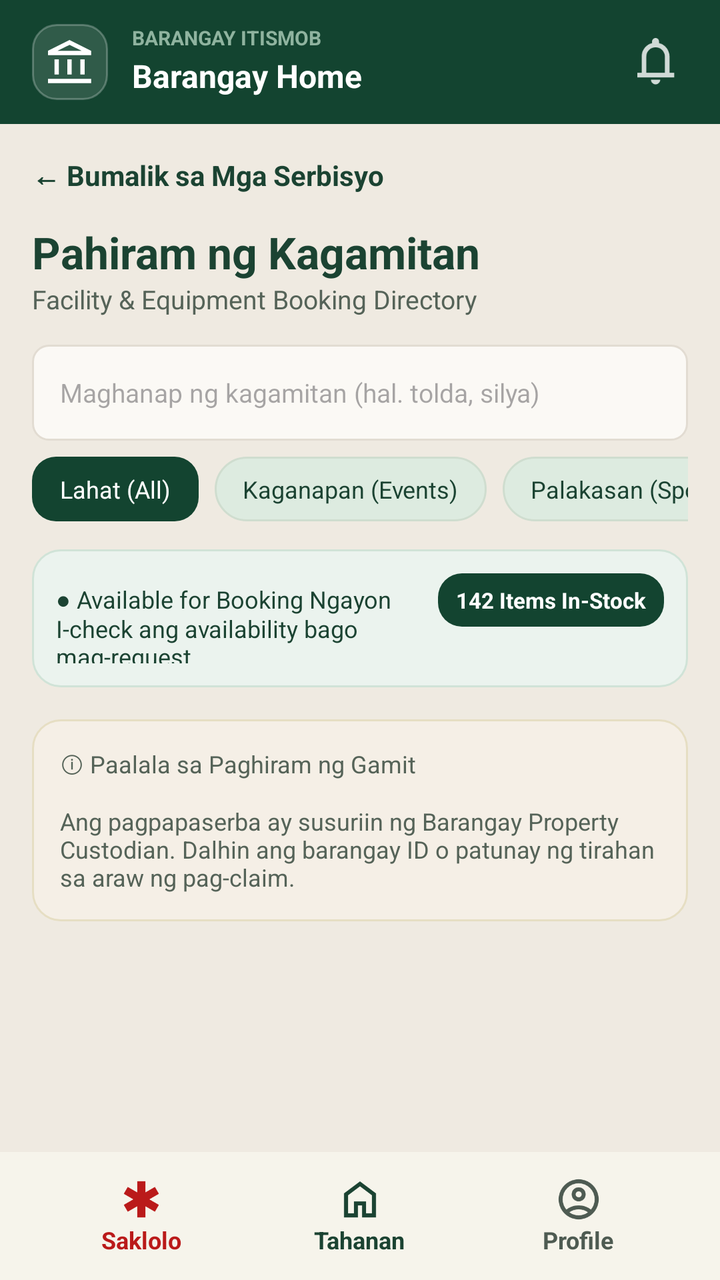
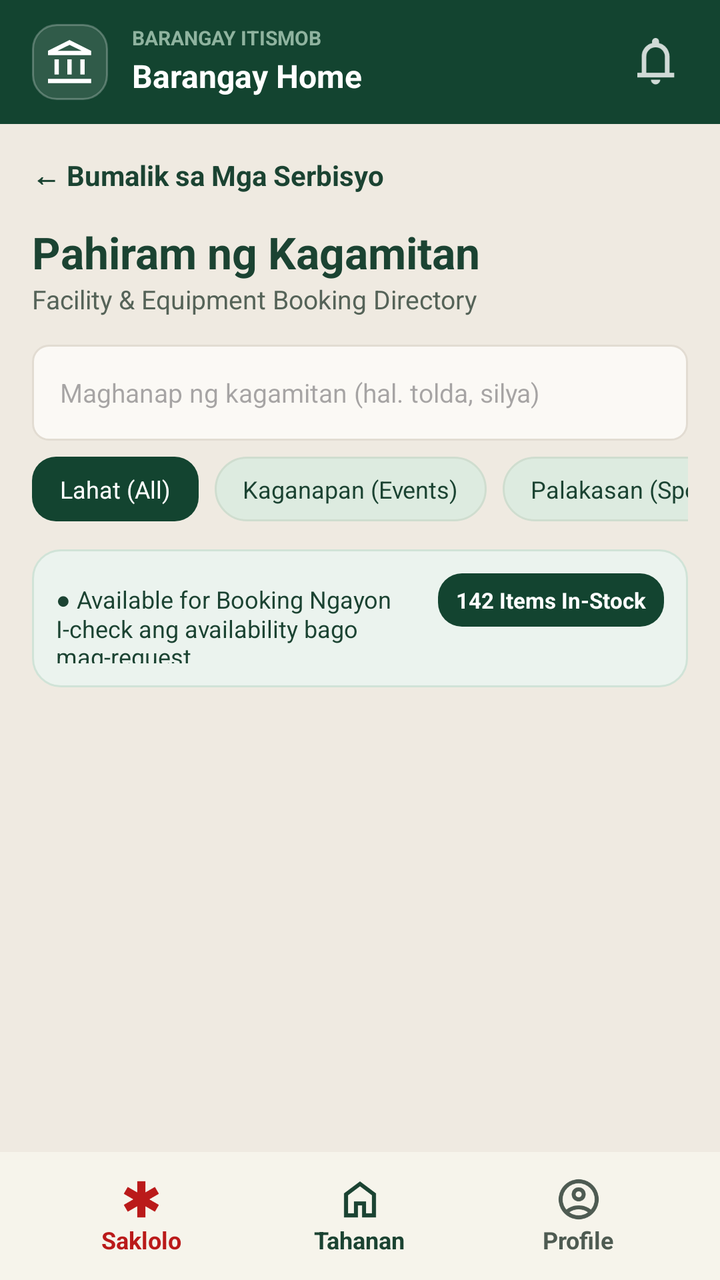

Before-and-after screenshots of an Android layout around one commit, followed by the original layout XML and the change that was made.
<!-- AndroidManifest.xml: application theme Theme.KaBarangay -->
<!-- res/layout/activity_equipment_booking.xml -->
<?xml version="1.0" encoding="utf-8"?>
<androidx.constraintlayout.widget.ConstraintLayout xmlns:android="http://schemas.android.com/apk/res/android"
    xmlns:app="http://schemas.android.com/apk/res-auto"
    xmlns:tools="http://schemas.android.com/tools"
    android:id="@+id/main"
    android:layout_width="match_parent"
    android:layout_height="match_parent"
    android:background="@color/bg_main"
    tools:context=".activities.EquipmentBookingActivity">

    <include
        android:id="@+id/topBarComponent"
        layout="@layout/layout_top_bar"
        android:layout_width="match_parent"
        android:layout_height="wrap_content"
        app:layout_constraintTop_toTopOf="parent" />

    <androidx.core.widget.NestedScrollView
        android:layout_width="match_parent"
        android:layout_height="0dp"
        app:layout_constraintBottom_toTopOf="@id/bottomNav"
        app:layout_constraintTop_toBottomOf="@id/topBarComponent">

        <LinearLayout
            android:layout_width="match_parent"
            android:layout_height="wrap_content"
            android:orientation="vertical"
            android:padding="16dp">

            <TextView
                android:id="@+id/btnBackToServices"
                android:layout_width="wrap_content"
                android:layout_height="wrap_content"
                android:text="← Bumalik sa Mga Serbisyo"
                android:textColor="@color/nav_green_active"
                android:textSize="14sp"
                android:textStyle="bold" />

            <TextView
                android:layout_width="wrap_content"
                android:layout_height="wrap_content"
                android:layout_marginTop="14dp"
                android:text="Pahiram ng Kagamitan"
                android:textColor="@color/nav_green_active"
                android:textSize="22sp"
                android:textStyle="bold" />

            <TextView
                android:layout_width="wrap_content"
                android:layout_height="wrap_content"
                android:text="Facility &amp; Equipment Booking Directory"
                android:textColor="@color/text_gray_green"
                android:textSize="13sp" />

            <EditText
                android:id="@+id/etEquipmentSearch"
                android:layout_width="match_parent"
                android:layout_height="48dp"
                android:layout_marginTop="14dp"
                android:background="@drawable/bg_input_field"
                android:hint="Maghanap ng kagamitan (hal. tolda, silya)"
                android:paddingHorizontal="14dp"
                android:singleLine="true"
                android:textSize="13sp" />

            <HorizontalScrollView
                android:layout_width="match_parent"
                android:layout_height="wrap_content"
                android:layout_marginTop="8dp"
                android:scrollbars="none">

                <LinearLayout
                    android:layout_width="wrap_content"
                    android:layout_height="wrap_content"
                    android:orientation="horizontal">

                    <TextView
                        android:id="@+id/chipAll"
                        android:layout_width="wrap_content"
                        android:layout_height="wrap_content"
                        android:background="@drawable/bg_button_primary"
                        android:paddingHorizontal="14dp"
                        android:paddingVertical="8dp"
                        android:text="Lahat (All)"
                        android:textColor="@color/white"
                        android:textSize="12sp" />

                    <TextView
                        android:id="@+id/chipEvents"
                        android:layout_width="wrap_content"
                        android:layout_height="wrap_content"
                        android:layout_marginStart="8dp"
                        android:background="@drawable/bg_chip"
                        android:paddingHorizontal="14dp"
                        android:paddingVertical="8dp"
                        android:text="Kaganapan (Events)"
                        android:textColor="@color/nav_green_active"
                        android:textSize="12sp" />

                    <TextView
                        android:id="@+id/chipSports"
                        android:layout_width="wrap_content"
                        android:layout_height="wrap_content"
                        android:layout_marginStart="8dp"
                        android:background="@drawable/bg_chip"
                        android:paddingHorizontal="14dp"
                        android:paddingVertical="8dp"
                        android:text="Palakasan (Sports)"
                        android:textColor="@color/nav_green_active"
                        android:textSize="12sp" />
                </LinearLayout>
            </HorizontalScrollView>

            <LinearLayout
                android:layout_width="match_parent"
                android:layout_height="wrap_content"
                android:layout_marginTop="14dp"
                android:background="@drawable/bg_rounded_card_green"
                android:orientation="horizontal"
                android:padding="12dp">

                <TextView
                    android:layout_width="0dp"
                    android:layout_height="wrap_content"
                    android:layout_weight="1"
                    android:text="● Available for Booking Ngayon\nI-check ang availability bago mag-request"
                    android:textColor="@color/nav_green_active"
                    android:textSize="12sp" />

                <TextView
                    android:layout_width="wrap_content"
                    android:layout_height="wrap_content"
                    android:background="@drawable/bg_button_primary"
                    android:paddingHorizontal="9dp"
                    android:paddingVertical="6dp"
                    android:text="142 Items In-Stock"
                    android:textColor="@color/white"
                    android:textSize="11sp"
                    android:textStyle="bold" />
            </LinearLayout>

            <androidx.recyclerview.widget.RecyclerView
                android:id="@+id/rvEquipment"
                android:layout_width="match_parent"
                android:layout_height="wrap_content"
                android:layout_marginTop="12dp"
                android:nestedScrollingEnabled="false" />

            <TextView
                android:layout_width="match_parent"
                android:layout_height="wrap_content"
                android:layout_marginTop="4dp"
                android:background="@drawable/bg_rounded_card_beige"
                android:padding="14dp"
                android:text="ⓘ Paalala sa Paghiram ng Gamit\n\nAng pagpapaserba ay susuriin ng Barangay Property Custodian. Dalhin ang barangay ID o patunay ng tirahan sa araw ng pag-claim."
                android:textColor="@color/text_gray_green"
                android:textSize="12sp" />
        </LinearLayout>
    </androidx.core.widget.NestedScrollView>

    <include
        android:id="@+id/bottomNav"
        layout="@layout/layout_bottom_navigation"
        android:layout_width="match_parent"
        android:layout_height="64dp"
        app:layout_constraintBottom_toBottomOf="parent" />

</androidx.constraintlayout.widget.ConstraintLayout>
<!-- res/layout/layout_top_bar.xml (included above) -->
<?xml version="1.0" encoding="utf-8"?>
<androidx.constraintlayout.widget.ConstraintLayout xmlns:android="http://schemas.android.com/apk/res/android"
    xmlns:app="http://schemas.android.com/apk/res-auto"
    android:id="@+id/layoutTopBar"
    android:layout_width="match_parent"
    android:layout_height="wrap_content"
    android:background="#134430"
    android:paddingHorizontal="16dp"
    android:paddingVertical="12dp">

    
    <FrameLayout
        android:id="@+id/logoFrame"
        android:layout_width="38dp"
        android:layout_height="38dp"
        android:background="@drawable/bg_rounded_icon_dark"
        app:layout_constraintBottom_toBottomOf="parent"
        app:layout_constraintStart_toStartOf="parent"
        app:layout_constraintTop_toTopOf="parent">

        <ImageView
            android:layout_width="22dp"
            android:layout_height="22dp"
            android:layout_gravity="center"
            android:contentDescription="Barangay Logo"
            android:src="@drawable/icon_brgy"
            app:tint="@color/white" />
    </FrameLayout>

    
    <TextView
        android:id="@+id/tvBarangayName"
        android:layout_width="0dp"
        android:layout_height="wrap_content"
        android:layout_marginStart="12dp"
        android:layout_marginEnd="8dp"
        android:text="BARANGAY ITISMOB"
        android:textColor="#8FB39F"
        android:textSize="10sp"
        android:textStyle="bold"
        app:layout_constraintEnd_toStartOf="@+id/btnNotification"
        app:layout_constraintStart_toEndOf="@+id/logoFrame"
        app:layout_constraintTop_toTopOf="@+id/logoFrame" />

    
    <TextView
        android:id="@+id/tvBarangayHome"
        android:layout_width="0dp"
        android:layout_height="wrap_content"
        android:layout_marginEnd="8dp"
        android:text="Barangay Home"
        android:textColor="@color/white"
        android:textSize="16sp"
        android:textStyle="bold"
        app:layout_constraintBottom_toBottomOf="@+id/logoFrame"
        app:layout_constraintEnd_toStartOf="@+id/btnNotification"
        app:layout_constraintStart_toStartOf="@+id/tvBarangayName"
        app:layout_constraintTop_toBottomOf="@+id/tvBarangayName" />

    
    <ImageView
        android:id="@+id/btnNotification"
        android:layout_width="32dp"
        android:layout_height="32dp"
        android:background="?attr/selectableItemBackgroundBorderless"
        android:contentDescription="Notifications"
        android:padding="4dp"
        android:src="@drawable/ic_notifications"
        app:layout_constraintBottom_toBottomOf="parent"
        app:layout_constraintEnd_toEndOf="parent"
        app:layout_constraintTop_toTopOf="parent"
        app:tint="@color/white" />

</androidx.constraintlayout.widget.ConstraintLayout>
<!-- res/layout/layout_bottom_navigation.xml (included above) -->
<?xml version="1.0" encoding="utf-8"?>
<LinearLayout xmlns:android="http://schemas.android.com/apk/res/android"
    xmlns:app="http://schemas.android.com/apk/res-auto"
    android:id="@+id/bottomNavigation"
    android:layout_width="match_parent"
    android:layout_height="64dp"
    android:background="@color/cream"
    android:orientation="horizontal"
    android:paddingStart="16dp"
    android:paddingEnd="16dp"
    android:gravity="center_vertical">

    
    <LinearLayout
        android:id="@+id/navSaklolo"
        android:layout_width="0dp"
        android:layout_height="match_parent"
        android:layout_weight="1"
        android:gravity="center"
        android:clickable="true"
        android:focusable="true"
        android:orientation="vertical">

        <ImageView
            android:id="@+id/ivSakloloIcon"
            android:layout_width="24dp"
            android:layout_height="24dp"
            android:src="@drawable/ic_asterisk"
            app:tint="@color/emergency_red" />

        <TextView
            android:id="@+id/tvSakloloText"
            android:layout_width="wrap_content"
            android:layout_height="wrap_content"
            android:text="Saklolo"
            android:textColor="@color/emergency_red"
            android:textSize="12sp"
            android:textStyle="bold" />
    </LinearLayout>

    
    <LinearLayout
        android:id="@+id/navTahanan"
        android:layout_width="0dp"
        android:layout_height="match_parent"
        android:layout_weight="1"
        android:gravity="center"
        android:clickable="true"
        android:focusable="true"
        android:orientation="vertical">

        <ImageView
            android:id="@+id/ivTahananIcon"
            android:layout_width="24dp"
            android:layout_height="24dp"
            android:src="@drawable/ic_home"
            app:tint="@color/nav_green_active" />

        <TextView
            android:id="@+id/tvTahananText"
            android:layout_width="wrap_content"
            android:layout_height="wrap_content"
            android:text="Tahanan"
            android:textColor="@color/nav_green_active"
            android:textSize="12sp"
            android:textStyle="bold" />
    </LinearLayout>

    
    <LinearLayout
        android:id="@+id/navProfile"
        android:layout_width="0dp"
        android:layout_height="match_parent"
        android:layout_weight="1"
        android:gravity="center"
        android:clickable="true"
        android:focusable="true"
        android:orientation="vertical">

        <ImageView
            android:id="@+id/ivProfileIcon"
            android:layout_width="24dp"
            android:layout_height="24dp"
            android:src="@drawable/ic_profile"
            app:tint="@color/nav_green_inactive" />

        <TextView
            android:id="@+id/tvProfileText"
            android:layout_width="wrap_content"
            android:layout_height="wrap_content"
            android:text="Profile"
            android:textColor="@color/nav_green_inactive"
            android:textSize="12sp"
            android:textStyle="bold" />
    </LinearLayout>

</LinearLayout>
<!-- resources referenced by this layout -->
<resources>
  <color name="bg_main">#EFEAE1</color>
  <color name="cream">#F6F4EB</color>
  <color name="emergency_red">#BA1A1A</color>
  <color name="nav_green_active">#1B4332</color>
  <color name="nav_green_inactive">#4E5B52</color>
  <color name="text_gray_green">#556358</color>
  <color name="white">#FFFFFFFF</color>
  <!-- drawable bg_chip (drawable) -->
  <?xml version="1.0" encoding="utf-8"?>
  <shape xmlns:android="http://schemas.android.com/apk/res/android" android:shape="rectangle">
      <solid android:color="@color/itismob_green_light" />
      <stroke android:width="1dp" android:color="#CFDDCF" />
      <corners android:radius="20dp" />
  </shape>
  <!-- drawable bg_input_field (drawable) -->
  <?xml version="1.0" encoding="utf-8"?>
  <shape xmlns:android="http://schemas.android.com/apk/res/android"
      android:shape="rectangle">
      <corners android:radius="8dp" />
      <solid android:color="#FBF9F5" />
      <stroke
          android:width="1dp"
          android:color="#E2DCD2" />
  </shape>
  <!-- drawable bg_rounded_card_beige (drawable) -->
  <?xml version="1.0" encoding="utf-8"?>
  <shape xmlns:android="http://schemas.android.com/apk/res/android"
      android:shape="rectangle">
      <corners android:radius="14dp" />
      <solid android:color="#F5EFE6" />
      <stroke
          android:width="1dp"
          android:color="#E6DEC3" />
  </shape>
  <!-- drawable bg_rounded_card_green (drawable) -->
  <?xml version="1.0" encoding="utf-8"?>
  <shape xmlns:android="http://schemas.android.com/apk/res/android"
      android:shape="rectangle">
      <corners android:radius="14dp" />
      <solid android:color="#EBF3EE" />
      <stroke
          android:width="1dp"
          android:color="#D0E3D7" />
  </shape>
  <!-- drawable bg_rounded_icon_dark (drawable) -->
  <?xml version="1.0" encoding="utf-8"?>
  <shape xmlns:android="http://schemas.android.com/apk/res/android"
      android:shape="rectangle">
  
      
      <solid android:color="#1FFFFFFF" />
  
      
      <stroke
          android:width="1dp"
          android:color="#40FFFFFF" />
  
      
      <corners android:radius="12dp" />
  </shape>
  <!-- drawable ic_asterisk (drawable) -->
  <vector xmlns:android="http://schemas.android.com/apk/res/android" android:height="24dp" android:tint="#000000" android:viewportHeight="24" android:viewportWidth="24" android:width="24dp">
        
      <path android:fillColor="@android:color/white" android:pathData="M20.79,9.23l-2,-3.46l-4.79,2.77l0,-5.54l-4,0l0,5.54l-4.79,-2.77l-2,3.46l4.79,2.77l-4.79,2.77l2,3.46l4.79,-2.77l0,5.54l4,0l0,-5.54l4.79,2.77l2,-3.46l-4.79,-2.77z"/>
      
  </vector>
  <!-- drawable ic_home (drawable) -->
  <vector xmlns:android="http://schemas.android.com/apk/res/android"
      android:width="24dp"
      android:height="24dp"
      android:viewportWidth="24"
      android:viewportHeight="24">
      <path android:fillColor="@android:color/black"
          android:pathData="M6,19H9V13h6v6h3V10L12,5.5L6,10v9ZM4,21V9l8-6l8,6V21H13V15H11v6H4Zm8-8.75Z"/>
  </vector>
  <!-- drawable icon_brgy (drawable) -->
  <vector xmlns:android="http://schemas.android.com/apk/res/android"
      android:width="17dp"
      android:height="17dp"
      android:viewportWidth="17"
      android:viewportHeight="17">
    <path
        android:pathData="M2.5,13.333V7.5H4.167V13.333H2.5V13.333M7.5,13.333V7.5H9.167V13.333H7.5V13.333M0,16.667V15H16.667V16.667H0V16.667M12.5,13.333V7.5H14.167V13.333H12.5V13.333M0,5.833V4.167L8.333,0L16.667,4.167V5.833H0V5.833M3.708,4.167H8.333H12.958H3.708V4.167M3.708,4.167H12.958L8.333,1.875L3.708,4.167V4.167"
        android:fillColor="#B4E0C8"/>
  </vector>
  <style name="Theme.KaBarangay" parent="Base.Theme.KaBarangay" />
  <color name="itismob_green_disabled">#9DB4A6</color>
  <color name="itismob_green_pressed">#0D3324</color>
  <color name="itismob_green">#134430</color>
  <color name="itismob_green_light">#DDEBE0</color>
  <style name="Base.Theme.KaBarangay" parent="Theme.Material3.DayNight.NoActionBar">
          
          
      </style>
  <!-- unchanged entries left out for length: 3 -->
</resources>

<!-- the commit's change to res/layout/activity_equipment_booking.xml (unified diff, before → after) -->
@@ -142,7 +142,7 @@
             <androidx.recyclerview.widget.RecyclerView
                 android:id="@+id/rvEquipment"
                 android:layout_width="match_parent"
-                android:layout_height="wrap_content"
+                android:layout_height="520dp"
                 android:layout_marginTop="12dp"
                 android:nestedScrollingEnabled="false" />
 
